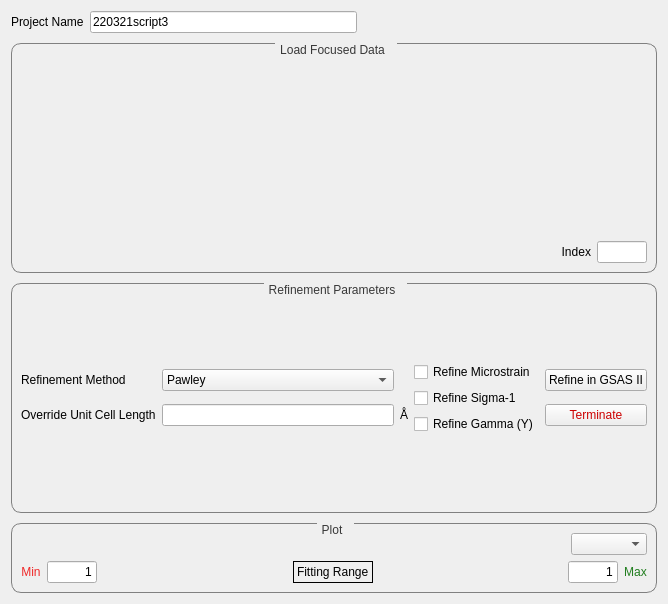
This is qt/python/mantidqtinterfaces/mantidqtinterfaces/Engineering/gui/engineering_diffraction/tabs/gsas2/gsas2_tab.ui in AmbaPant/mantid as Qt 5 draws it before an edit. The edited form follows.
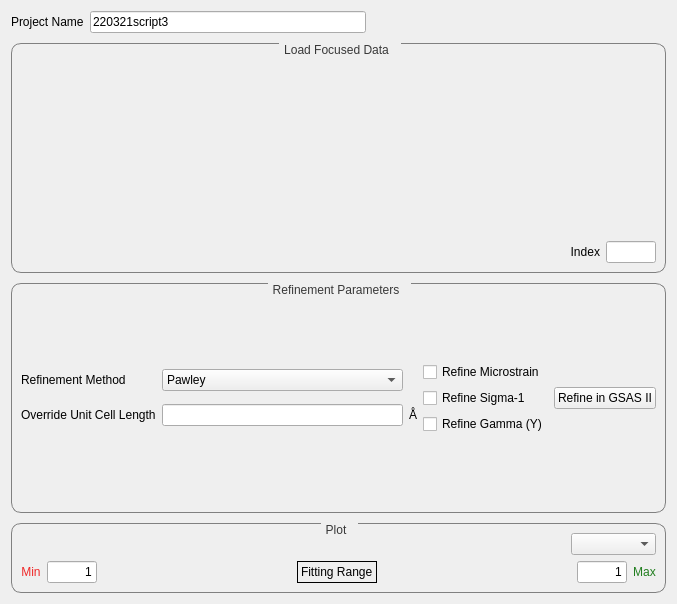
This is the edited form. Custom widgets are drawn as their Qt base class.

Commit message: Quick remove terminate button

```diff
--- a/qt/python/mantidqtinterfaces/mantidqtinterfaces/Engineering/gui/engineering_diffraction/tabs/gsas2/gsas2_tab.ui
+++ b/qt/python/mantidqtinterfaces/mantidqtinterfaces/Engineering/gui/engineering_diffraction/tabs/gsas2/gsas2_tab.ui
@@ -9,7 +9,7 @@
    <rect>
     <x>0</x>
     <y>0</y>
-    <width>668</width>
+    <width>677</width>
     <height>604</height>
    </rect>
   </property>
@@ -333,107 +333,6 @@
             <property name="sizeConstraint">
              <enum>QLayout::SetDefaultConstraint</enum>
             </property>
-            <item row="1" column="0">
-             <widget class="QPushButton" name="terminate_button">
-              <property name="enabled">
-               <bool>true</bool>
-              </property>
-              <property name="palette">
-               <palette>
-                <active>
-                 <colorrole role="WindowText">
-                  <brush brushstyle="SolidPattern">
-                   <color alpha="255">
-                    <red>0</red>
-                    <green>0</green>
-                    <blue>0</blue>
-                   </color>
-                  </brush>
-                 </colorrole>
-                 <colorrole role="Text">
-                  <brush brushstyle="SolidPattern">
-                   <color alpha="255">
-                    <red>0</red>
-                    <green>0</green>
-                    <blue>0</blue>
-                   </color>
-                  </brush>
-                 </colorrole>
-                 <colorrole role="ButtonText">
-                  <brush brushstyle="SolidPattern">
-                   <color alpha="255">
-                    <red>204</red>
-                    <green>0</green>
-                    <blue>0</blue>
-                   </color>
-                  </brush>
-                 </colorrole>
-                </active>
-                <inactive>
-                 <colorrole role="WindowText">
-                  <brush brushstyle="SolidPattern">
-                   <color alpha="255">
-                    <red>0</red>
-                    <green>0</green>
-                    <blue>0</blue>
-                   </color>
-                  </brush>
-                 </colorrole>
-                 <colorrole role="Text">
-                  <brush brushstyle="SolidPattern">
-                   <color alpha="255">
-                    <red>0</red>
-                    <green>0</green>
-                    <blue>0</blue>
-                   </color>
-                  </brush>
-                 </colorrole>
-                 <colorrole role="ButtonText">
-                  <brush brushstyle="SolidPattern">
-                   <color alpha="255">
-                    <red>204</red>
-                    <green>0</green>
-                    <blue>0</blue>
-                   </color>
-                  </brush>
-                 </colorrole>
-                </inactive>
-                <disabled>
-                 <colorrole role="WindowText">
-                  <brush brushstyle="SolidPattern">
-                   <color alpha="255">
-                    <red>190</red>
-                    <green>190</green>
-                    <blue>190</blue>
-                   </color>
-                  </brush>
-                 </colorrole>
-                 <colorrole role="Text">
-                  <brush brushstyle="SolidPattern">
-                   <color alpha="255">
-                    <red>190</red>
-                    <green>190</green>
-                    <blue>190</blue>
-                   </color>
-                  </brush>
-                 </colorrole>
-                 <colorrole role="ButtonText">
-                  <brush brushstyle="SolidPattern">
-                   <color alpha="255">
-                    <red>190</red>
-                    <green>190</green>
-                    <blue>190</blue>
-                   </color>
-                  </brush>
-                 </colorrole>
-                </disabled>
-               </palette>
-              </property>
-              <property name="text">
-               <string>Terminate</string>
-              </property>
-             </widget>
-            </item>
             <item row="0" column="0">
              <widget class="QPushButton" name="refine_button">
               <property name="enabled">
@@ -679,7 +578,7 @@
          <layout class="QVBoxLayout" name="vLayout_plot"/>
         </item>
         <item row="0" column="0">
-         <layout class="QGridLayout" name="gridLayout_20" rowstretch="0,0" columnstretch="0">
+         <layout class="QGridLayout" name="gridLayout_20" rowstretch="0" columnstretch="0">
           <property name="sizeConstraint">
            <enum>QLayout::SetDefaultConstraint</enum>
           </property>
```
The commit also changes 3 other files.
